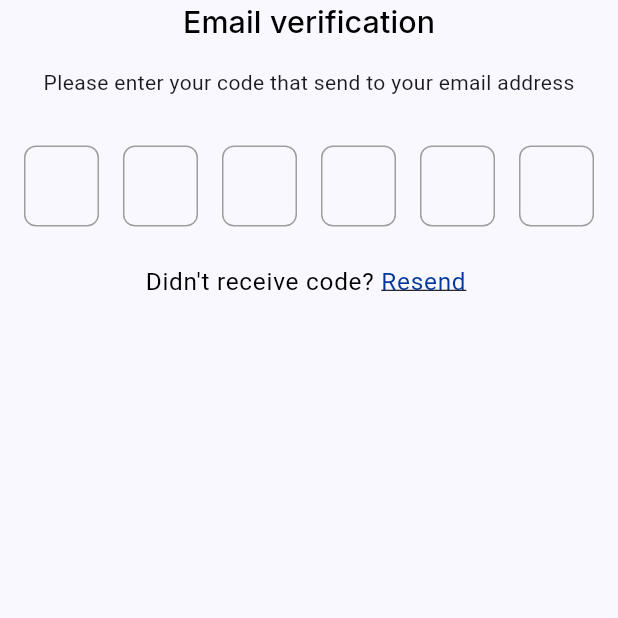
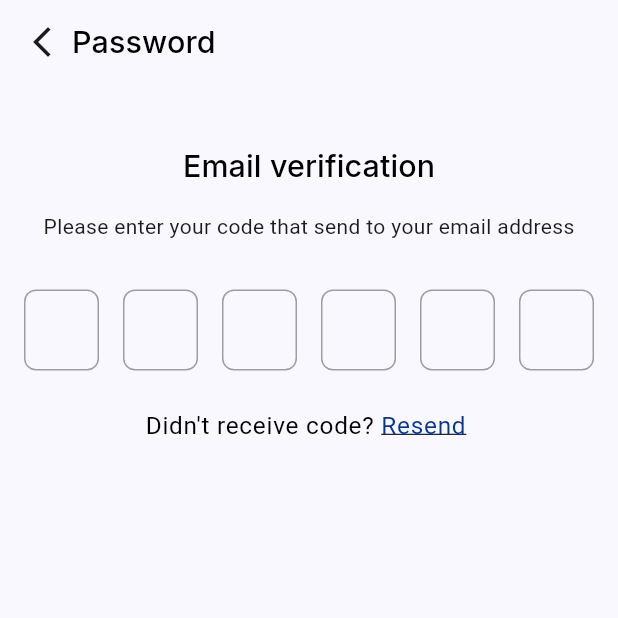
Before and after one commit to omar-dev0/quizz-app, a Flutter app: the ForgetPasswordScreen screen opened directly, after a tap on "Continue", on a phone screen of 412 x 824 dp, the top half of it. Run offline on Flutter 3.47's test engine with Material 3 defaults, Android fonts, the phone set to English and light mode, and no system bars; our stand-ins replace dio, flutter_bloc, flutter_screenutil, get_it, google_fonts, injectable and 2 more; generated files the repository leaves out were written again.

Commit message:
finish: otp screen ui

```diff
--- a/lib/feature/auth/presentation/forget_password/forget_password_screen.dart
+++ b/lib/feature/auth/presentation/forget_password/forget_password_screen.dart
@@ -1,7 +1,7 @@
 import 'package:flutter/material.dart';
 import 'package:flutter_bloc/flutter_bloc.dart';
 import 'package:quizz_app/feature/auth/presentation/forget_password/viewModel/forget_password_view_model.dart';
-import 'package:quizz_app/feature/auth/presentation/forget_password/widgets/check_email_screen.dart';
+import 'package:quizz_app/feature/auth/presentation/forget_password/widgets/forget_password_screen_body.dart';
 import '../../../../core/di/di.dart';
 
 class ForgetPasswordScreen extends StatelessWidget {
@@ -20,7 +20,7 @@ class ForgetPasswordScreen extends StatelessWidget {
             style: Theme.of(context).textTheme.labelLarge,
           ),
         ),
-         body: const CheckEmailScreen(),
+         body: const ForgetPasswordScreenBody(),
       ),
     );
   }
--- a/lib/feature/auth/presentation/forget_password/viewModel/forget_password_action.dart
+++ b/lib/feature/auth/presentation/forget_password/viewModel/forget_password_action.dart
@@ -1,3 +1,4 @@
 sealed class ForgetPasswordActions{}
 
 class NavigateToVerificationEmailScreenAction extends ForgetPasswordActions{}
+class NavigateToResetPasswordScreenAction extends ForgetPasswordActions{}
--- a/lib/feature/auth/presentation/forget_password/viewModel/forget_password_action_handler.dart
+++ b/lib/feature/auth/presentation/forget_password/viewModel/forget_password_action_handler.dart
@@ -12,6 +12,8 @@ class ForgetPasswordActionHandler{
       case NavigateToVerificationEmailScreenAction():
         forgetPasswordViewModel.emitState(NavigateToEmailVerificationScreenState());
         break;
+      case NavigateToResetPasswordScreenAction():
+        forgetPasswordViewModel.emitState(NavigateToResetPasswordScreenState());
     }
   }
 }
--- a/lib/feature/auth/presentation/forget_password/viewModel/forget_password_screen_State.dart
+++ b/lib/feature/auth/presentation/forget_password/viewModel/forget_password_screen_State.dart
@@ -2,3 +2,4 @@ sealed class ForgetPasswordScreenState{}
 
 class InitialScreenState extends ForgetPasswordScreenState{}
 class NavigateToEmailVerificationScreenState extends ForgetPasswordScreenState{}
+class NavigateToResetPasswordScreenState extends ForgetPasswordScreenState{}
--- a/lib/feature/auth/presentation/forget_password/widgets/check_email_screen.dart
+++ b/lib/feature/auth/presentation/forget_password/widgets/check_email_screen.dart
@@ -14,13 +14,7 @@ class CheckEmailScreen extends StatelessWidget {
   @override
   Widget build(BuildContext context) {
     final forgetPasswordViewModel = context.read<ForgetPasswordViewModel>();
-    return BlocListener<ForgetPasswordViewModel,ForgetPasswordScreenState>(
-      listener: ( context,  state) {
-        if(state is NavigateToEmailVerificationScreenState){
-          Navigator.of(context).push(MaterialPageRoute(builder: (_)=> const OtpVerificationScreen()));
-        }
-      },
-      child: Padding(
+    return Padding(
         padding: const EdgeInsets.symmetric(horizontal: 16),
         child: SizedBox(
           width: context.width,
@@ -55,18 +49,22 @@ class CheckEmailScreen extends StatelessWidget {
                 width: context.width,
                 child: ElevatedButton(
                   onPressed: () {
-                      forgetPasswordViewModel.doAction(NavigateToVerificationEmailScreenAction());
+                    forgetPasswordViewModel
+                        .doAction(NavigateToVerificationEmailScreenAction());
                   },
                   child: Padding(
                     padding: const EdgeInsets.symmetric(vertical: 14),
                     child: Text(
                       "Continue",
-                        style: Theme.of(context).textTheme.labelMedium?.copyWith(color: AppColors.white),
+                      style: Theme.of(context)
+                          .textTheme
+                          .labelMedium
+                          ?.copyWith(color: AppColors.white),
                     ),
-                    )),
+                  ),
+                ),
               )
             ],
-          ),
           ),
         ),
     );
--- /dev/null
+++ b/lib/feature/auth/presentation/forget_password/widgets/forget_password_screen_body.dart
@@ -0,0 +1,31 @@
+import 'package:flutter/cupertino.dart';
+import 'package:flutter_bloc/flutter_bloc.dart';
+import 'package:quizz_app/feature/auth/presentation/forget_password/viewModel/forget_password_screen_State.dart';
+import 'package:quizz_app/feature/auth/presentation/forget_password/viewModel/forget_password_view_model.dart';
+import 'package:quizz_app/feature/auth/presentation/forget_password/widgets/otp_verification_screen.dart';
+
+import 'check_email_screen.dart';
+
+class ForgetPasswordScreenBody extends StatelessWidget {
+  const ForgetPasswordScreenBody({super.key});
+
+  @override
+  Widget build(BuildContext context) {
+    return BlocConsumer<ForgetPasswordViewModel, ForgetPasswordScreenState>(
+      builder: (context, state){
+       late Widget currentBodyWidget;
+        switch (state) {
+          case InitialScreenState():
+             currentBodyWidget = const CheckEmailScreen();
+          case NavigateToEmailVerificationScreenState():
+            currentBodyWidget = const OtpVerificationScreen();
+            break;
+          default:
+            currentBodyWidget = const CheckEmailScreen();
+        }
+        return currentBodyWidget;
+      },
+      listener:(context,state){} ,
+    );
+  }
+}
--- a/lib/feature/auth/presentation/forget_password/widgets/otp_verification_screen.dart
+++ b/lib/feature/auth/presentation/forget_password/widgets/otp_verification_screen.dart
@@ -8,13 +8,14 @@ class OtpVerificationScreen extends StatelessWidget {
 
   @override
   Widget build(BuildContext context) {
-    return Scaffold(
-        body: SafeArea(
-      child: SizedBox(
+    return SizedBox(
         width: context.width,
         child: Column(
           crossAxisAlignment: CrossAxisAlignment.center,
           children: [
+            const SizedBox(
+              height: 40,
+            ),
             Text(
               "Email verification",
               style: Theme.of(context).textTheme.labelLarge,
@@ -53,7 +54,6 @@ class OtpVerificationScreen extends StatelessWidget {
             ),
           ],
         ),
-      ),
-    ));
+    );
   }
 }
```
Lines whose indentation alone changed are shown as unchanged.
